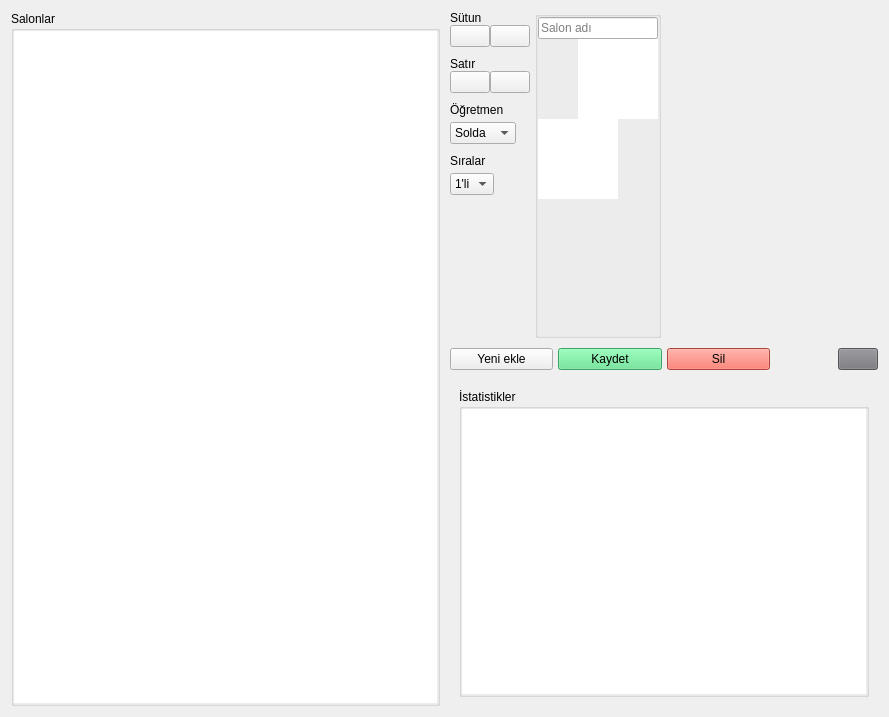
First picture: the form in Forms/salonlar_frame.ui, repository yoseidonn/Kelebek-App, before the edit.
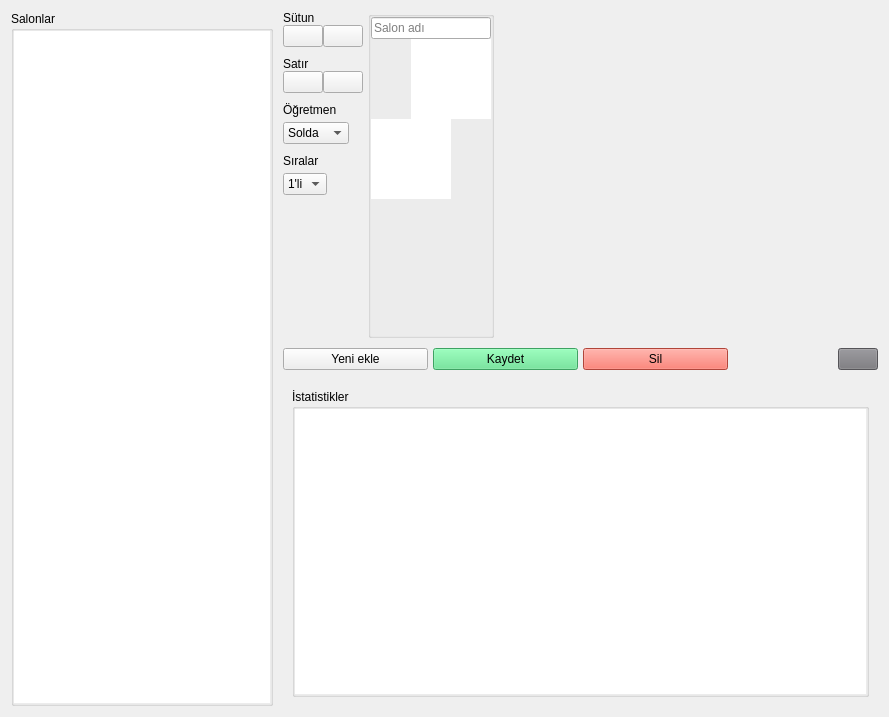
Second picture: the form after the edit.

```diff
--- a/Forms/salonlar_frame.ui
+++ b/Forms/salonlar_frame.ui
@@ -23,7 +23,7 @@
    <property name="spacing">
     <number>10</number>
    </property>
-   <item>
+   <item alignment="Qt::AlignLeft">
     <widget class="QGroupBox" name="groupBox_2">
      <property name="title">
       <string>Salonlar</string>
```
Left out of the diff: 2 changed lines with no effect on the pictures.
